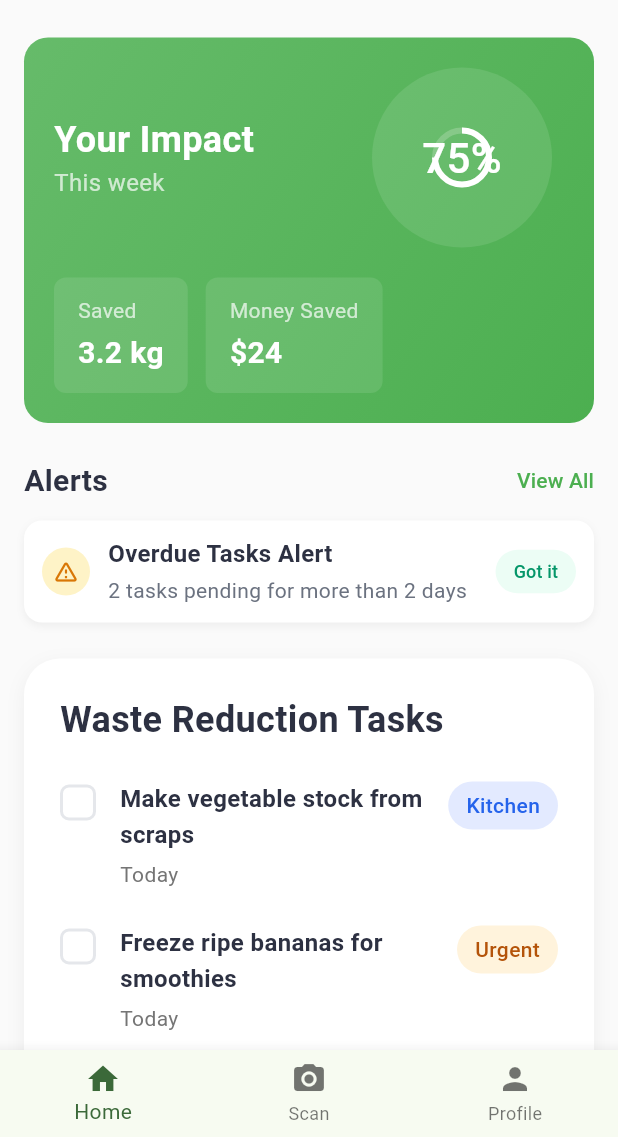
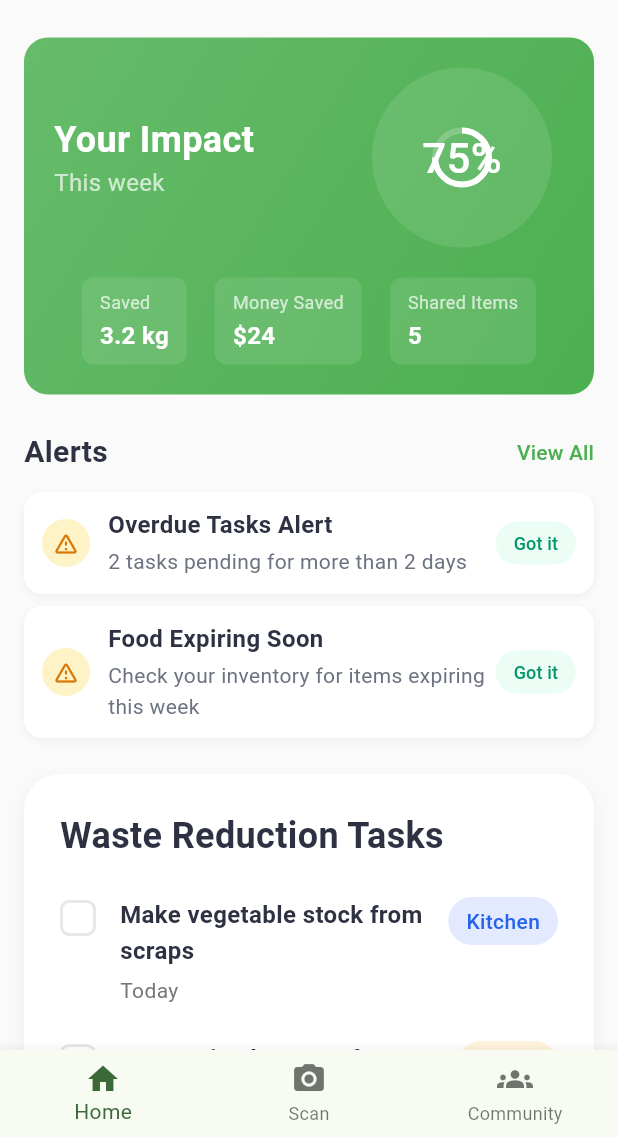
Before and after one commit to Rikue29/hermit, a Flutter app: the screen it shows after launch, on a phone screen of 412 x 824 dp, the part 99-1236 px from its top. Run offline on Flutter 3.47's test engine with Material 3 defaults, Android fonts, the phone set to English and light mode, and no system bars; our stand-ins replace flutter_dotenv, google_generative_ai, image_picker, shared_preferences.

Commit message:
alert message

```diff
--- a/lib/main.dart
+++ b/lib/main.dart
@@ -18,6 +18,7 @@ class MyApp extends StatelessWidget {
   Widget build(BuildContext context) {
     return MaterialApp(
       title: 'Hermit',
+      debugShowCheckedModeBanner: false,
       theme: ThemeData(
         colorScheme: ColorScheme.fromSeed(seedColor: Colors.green),
         scaffoldBackgroundColor: Colors.white,
--- a/lib/screens/Homepage.dart
+++ b/lib/screens/Homepage.dart
@@ -5,7 +5,7 @@ import 'scan_screen.dart';
 
 enum TaskType {
   recipe,
-  wasteManagement
+  disposal
 }
 
 class Task {
@@ -28,6 +28,18 @@ class Task {
   });
 }
 
+class Alert {
+  final String title;
+  final String description;
+  bool isRead;
+
+  Alert({
+    required this.title,
+    required this.description,
+    this.isRead = false,
+  });
+}
+
 class Homepage extends StatefulWidget {
   const Homepage({super.key});
 
@@ -35,7 +47,7 @@ class Homepage extends StatefulWidget {
   State<Homepage> createState() => _MyHomePageState();
 }
 
-class _MyHomePageState extends State<Homepage> {
+class _MyHomePageState extends State<Homepage> with TickerProviderStateMixin {
   int _currentIndex = 0;
   final List<Task> _tasks = [
     Task(
@@ -60,7 +72,7 @@ class _MyHomePageState extends State<Homepage> {
       tag: 'Planning',
       tagColor: const Color(0xFFF3E5FF),
       tagTextColor: const Color(0xFF7C3AED),
-      type: TaskType.wasteManagement,
+      type: TaskType.disposal,
     ),
     Task(
       title: 'Make compost from food scraps',
@@ -68,11 +80,50 @@ class _MyHomePageState extends State<Homepage> {
       tag: 'Garden',
       tagColor: const Color(0xFFDCFCE7),
       tagTextColor: const Color(0xFF15803D),
-      type: TaskType.wasteManagement,
+      type: TaskType.disposal,
     ),
   ];
 
   final ImagePicker _picker = ImagePicker();
+
+  final List<Alert> _alerts = [
+    Alert(
+      title: 'Overdue Tasks Alert',
+      description: '2 tasks pending for more than 2 days',
+    ),
+    Alert(
+      title: 'Food Expiring Soon',
+      description: 'Check your inventory for items expiring this week',
+    ),
+  ];
+
+  Map<int, bool> _completedTasks = {};
+  Map<int, AnimationController> _fadeControllers = {};
+
+  @override
+  void initState() {
+    super.initState();
+  }
+
+  @override
+  void dispose() {
+    // Dispose all animation controllers
+    for (var controller in _fadeControllers.values) {
+      controller.dispose();
+    }
+    super.dispose();
+  }
+
+  // Create a fade controller for a specific index
+  AnimationController _getFadeController(int index) {
+    if (!_fadeControllers.containsKey(index)) {
+      _fadeControllers[index] = AnimationController(
+        duration: const Duration(milliseconds: 500),
+        vsync: this,
+      );
+    }
+    return _fadeControllers[index]!;
+  }
 
   void _addTask(String title, TaskType type) {
     setState(() {
@@ -96,12 +147,27 @@ class _MyHomePageState extends State<Homepage> {
   Future<void> _getImageFromGallery(int index) async {
     final XFile? image = await _picker.pickImage(source: ImageSource.gallery);
     if (image != null) {
-      // Image was selected, remove the task
+      // First mark as completed to show animation
+      setState(() {
+        _completedTasks[index] = true;
+      });
+
+      // Wait longer for the checkmark animation
+      await Future.delayed(const Duration(milliseconds: 800));
+
+      // Start fade out animation
+      final fadeController = _getFadeController(index);
+      await fadeController.forward();
+
+      // Then remove the task and clean up
       setState(() {
         _tasks.removeAt(index);
+        _completedTasks.remove(index);
       });
-      // You can add code here to handle the image file
-      // For example, save it or upload it
+
+      // Clean up the controller
+      fadeController.dispose();
+      _fadeControllers.remove(index);
     }
   }
 
@@ -143,6 +209,128 @@ class _MyHomePageState extends State<Homepage> {
           ],
         );
       },
+    );
+  }
+
+  void _markAlertAsRead(int index) {
+    setState(() {
+      _alerts.removeAt(index);
+    });
+  }
+
+  Widget _buildAlertItem(Alert alert, int index) {
+    return Container(
+      padding: const EdgeInsets.symmetric(horizontal: 12, vertical: 10),
+      decoration: BoxDecoration(
+        color: Colors.white,
+        borderRadius: BorderRadius.circular(12),
+        boxShadow: [
+          BoxShadow(
+            color: Colors.black.withOpacity(0.05),
+            blurRadius: 4,
+            offset: const Offset(0, 2),
+          ),
+        ],
+      ),
+      child: Row(
+        children: [
+          Container(
+            width: 32,
+            height: 32,
+            decoration: BoxDecoration(
+              color: alert.isRead ? const Color(0xFFE8F5E9) : const Color(0xFFFEF3C7),
+              borderRadius: BorderRadius.circular(16),
+            ),
+            child: Center(
+              child: Icon(
+                alert.isRead ? Icons.check_circle_outline : Icons.warning_amber_rounded,
+                color: alert.isRead ? const Color(0xFF4CAF50) : const Color(0xFFD97706),
+                size: 18,
+              ),
+            ),
+          ),
+          const SizedBox(width: 12),
+          Expanded(
+            child: Column(
+              crossAxisAlignment: CrossAxisAlignment.start,
+              children: [
+                Text(
+                  alert.title,
+                  style: const TextStyle(
+                    fontSize: 16,
+                    fontWeight: FontWeight.w600,
+                    color: Color(0xFF2D3142),
+                    height: 1.5,
+                  ),
+                ),
+                if (!alert.isRead) ...[
+                  const SizedBox(height: 2),
+                  Text(
+                    alert.description,
+                    style: const TextStyle(
+                      fontSize: 14,
+                      color: Color(0xFF6B7280),
+                      height: 1.5,
+                    ),
+                  ),
+                ],
+              ],
+            ),
+          ),
+          if (!alert.isRead)
+            TextButton(
+              onPressed: () => _markAlertAsRead(index),
+              style: TextButton.styleFrom(
+                backgroundColor: const Color(0xFFECFDF5),
+                padding: const EdgeInsets.symmetric(
+                  horizontal: 12,
+                  vertical: 6,
+                ),
+                minimumSize: Size.zero,
+                shape: RoundedRectangleBorder(
+                  borderRadius: BorderRadius.circular(100),
+                ),
+              ),
+              child: const Text(
+                'Got it',
+                style: TextStyle(
+                  fontSize: 12,
+                  color: Color(0xFF059669),
+                  fontWeight: FontWeight.w500,
+                ),
+              ),
+            ),
+        ],
+      ),
+    );
+  }
+
+  Widget _buildTaskCheckbox(int index, bool isCompleted) {
+    return AnimatedContainer(
+      duration: const Duration(milliseconds: 500),
+      curve: Curves.easeInOut,
+      width: 24,
+      height: 24,
+      margin: const EdgeInsets.only(top: 2),
+      decoration: BoxDecoration(
+        border: Border.all(
+          color: _completedTasks[index] == true
+              ? const Color(0xFF4CAF50)
+              : const Color(0xFFE5E7EB),
+          width: 2,
+        ),
+        borderRadius: BorderRadius.circular(6),
+        color: _completedTasks[index] == true
+            ? const Color(0xFF4CAF50)
+            : Colors.white,
+      ),
+      child: _completedTasks[index] == true
+          ? const Icon(
+              Icons.check,
+              size: 16,
+              color: Colors.white,
+            )
+          : null,
     );
   }
 
@@ -281,15 +469,19 @@ class _MyHomePageState extends State<Homepage> {
                           ),
                           const SizedBox(height: 20),
                           const Row(
+                            mainAxisAlignment: MainAxisAlignment.spaceEvenly,
                             children: [
                               _ImpactMetric(
                                 title: 'Saved',
                                 value: '3.2 kg',
                               ),
-                              SizedBox(width: 12),
                               _ImpactMetric(
                                 title: 'Money Saved',
                                 value: '\$24',
+                              ),
+                              _ImpactMetric(
+                                title: 'Shared Items',
+                                value: '5',
                               ),
                             ],
                           ),
@@ -332,8 +524,16 @@ class _MyHomePageState extends State<Homepage> {
                           ],
                         ),
                         const SizedBox(height: 12),
-                        Container(
-                          padding: const EdgeInsets.symmetric(horizontal: 12, vertical: 10),
+                        _alerts.any((alert) => !alert.isRead)
+                            ? ListView.separated(
+                                shrinkWrap: true,
+                                physics: const NeverScrollableScrollPhysics(),
+                                itemCount: _alerts.length,
+                                separatorBuilder: (context, index) => const SizedBox(height: 8),
+                                itemBuilder: (context, index) => _buildAlertItem(_alerts[index], index),
+                              )
+                            : Container(
+                                padding: const EdgeInsets.symmetric(horizontal: 12, vertical: 16),
                                 decoration: BoxDecoration(
                                   color: Colors.white,
                                   borderRadius: BorderRadius.circular(12),
@@ -351,36 +551,22 @@ class _MyHomePageState extends State<Homepage> {
                                       width: 32,
                                       height: 32,
                                       decoration: BoxDecoration(
-                                  color: const Color(0xFFFEF3C7),
+                                        color: const Color(0xFFE8F5E9),
                                         borderRadius: BorderRadius.circular(16),
                                       ),
                                       child: const Center(
                                         child: Icon(
-                                    Icons.warning_amber_rounded,
-                                    color: Color(0xFFD97706),
+                                          Icons.check_circle_outline,
+                                          color: Color(0xFF4CAF50),
                                           size: 18,
                                         ),
                                       ),
                                     ),
                                     const SizedBox(width: 12),
-                              const Expanded(
-                                child: Column(
-                                  crossAxisAlignment: CrossAxisAlignment.start,
-                                  children: [
-                                    Text(
-                                      'Overdue Tasks Alert',
+                                    const Text(
+                                      'No active alerts',
                                       style: TextStyle(
                                         fontSize: 16,
-                                        fontWeight: FontWeight.w600,
-                                        color: Color(0xFF2D3142),
-                                        height: 1.5,
-                                      ),
-                                    ),
-                                    SizedBox(height: 2),
-                                    Text(
-                                      '2 tasks pending for more than 2 days',
-                                      style: TextStyle(
-                                        fontSize: 14,
                                         color: Color(0xFF6B7280),
                                         height: 1.5,
                                       ),
@@ -388,34 +574,8 @@ class _MyHomePageState extends State<Homepage> {
                                   ],
                                 ),
                               ),
-                              TextButton(
-                                onPressed: () {},
-                                style: TextButton.styleFrom(
-                                  backgroundColor: const Color(0xFFECFDF5),
-                                  padding: const EdgeInsets.symmetric(
-                                    horizontal: 12,
-                                    vertical: 6,
-                                  ),
-                                  minimumSize: Size.zero,
-                                  shape: RoundedRectangleBorder(
-                                    borderRadius: BorderRadius.circular(100),
-                                  ),
-                                ),
-                                child: const Text(
-                                  'Got it',
-                                  style: TextStyle(
-                                    fontSize: 12,
-                                    color: Color(0xFF059669),
-                                    fontWeight: FontWeight.w500,
-                                  ),
-                                ),
-                              ),
                       ],
                     ),
-                        ),
-                      ],
-                    ),
-
                     const SizedBox(height: 24),
 
                     // Waste Reduction Tasks Section
@@ -451,35 +611,20 @@ class _MyHomePageState extends State<Homepage> {
                             separatorBuilder: (context, index) => const SizedBox(height: 24),
                             itemBuilder: (context, index) {
                               final task = _tasks[index];
-                              return Row(
+                              return FadeTransition(
+                                opacity: Tween<double>(
+                                  begin: 1.0,
+                                  end: 0.0,
+                                ).animate(CurvedAnimation(
+                                  parent: _getFadeController(index),
+                                  curve: Curves.easeOut,
+                                )),
+                                child: Row(
                                   crossAxisAlignment: CrossAxisAlignment.start,
                                   children: [
                                     GestureDetector(
                                       onTap: () => _toggleTask(index),
-                                    child: Container(
-                                      width: 24,
-                                      height: 24,
-                                      margin: const EdgeInsets.only(top: 2),
-                                      decoration: BoxDecoration(
-                                        border: Border.all(
-                                          color: task.isCompleted
-                                              ? const Color(0xFF4CAF50)
-                                              : const Color(0xFFE5E7EB),
-                                          width: 2,
-                                        ),
-                                        borderRadius: BorderRadius.circular(6),
-                                        color: task.isCompleted
-                                            ? const Color(0xFF4CAF50)
-                                            : Colors.white,
-                                      ),
-                                      child: task.isCompleted
-                                          ? const Icon(
-                                              Icons.check,
-                                              size: 16,
-                                              color: Colors.white,
-                                            )
-                                          : null,
-                                    ),
+                                      child: _buildTaskCheckbox(index, task.isCompleted),
                                     ),
                                     const SizedBox(width: 16),
                                     Expanded(
@@ -545,6 +690,7 @@ class _MyHomePageState extends State<Homepage> {
                                       ),
                                     ),
                                   ],
+                                ),
                               );
                             },
                           ),
@@ -596,7 +742,7 @@ class _MyHomePageState extends State<Homepage> {
                   const SizedBox(height: 16),
                   ElevatedButton(
                     onPressed: () {
-                      _addTask('New Waste Management Item', TaskType.wasteManagement);
+                      _addTask('New Waste Management Item', TaskType.disposal);
                       setState(() => _currentIndex = 0);
                     },
                     style: ElevatedButton.styleFrom(
@@ -648,8 +794,8 @@ class _MyHomePageState extends State<Homepage> {
             label: 'Scan',
           ),
           BottomNavigationBarItem(
-            icon: Icon(Icons.person),
-            label: 'Profile',
+            icon: Icon(Icons.groups),
+            label: 'Community',
           ),
         ],
       ),
@@ -669,34 +815,30 @@ class _ImpactMetric extends StatelessWidget {
   @override
   Widget build(BuildContext context) {
     return Container(
-      padding: const EdgeInsets.symmetric(horizontal: 16, vertical: 12),
+      padding: const EdgeInsets.symmetric(horizontal: 12, vertical: 8),
       decoration: BoxDecoration(
         color: Colors.white10,
         borderRadius: BorderRadius.circular(8),
       ),
-      child: Row(
+      child: Column(
         mainAxisSize: MainAxisSize.min,
-        children: [
-          Column(
         crossAxisAlignment: CrossAxisAlignment.start,
         children: [
           Text(
             title,
             style: const TextStyle(
               color: Colors.white70,
-                  fontSize: 14,
+              fontSize: 12,
             ),
           ),
-              const SizedBox(height: 4),
+          const SizedBox(height: 2),
           Text(
             value,
             style: const TextStyle(
               color: Colors.white,
-                  fontSize: 20,
+              fontSize: 16,
               fontWeight: FontWeight.bold,
             ),
-              ),
-            ],
           ),
         ],
       ),
--- a/pubspec.yaml
+++ b/pubspec.yaml
@@ -63,8 +63,6 @@ flutter:
 
   # To add assets to your application, add an assets section, like this:
   assets:
-    - assets/images/
-    - assets/icons/
     - .env
     - assets/hermit_logo1.png
 
```
Lines whose indentation alone changed are shown as unchanged.
